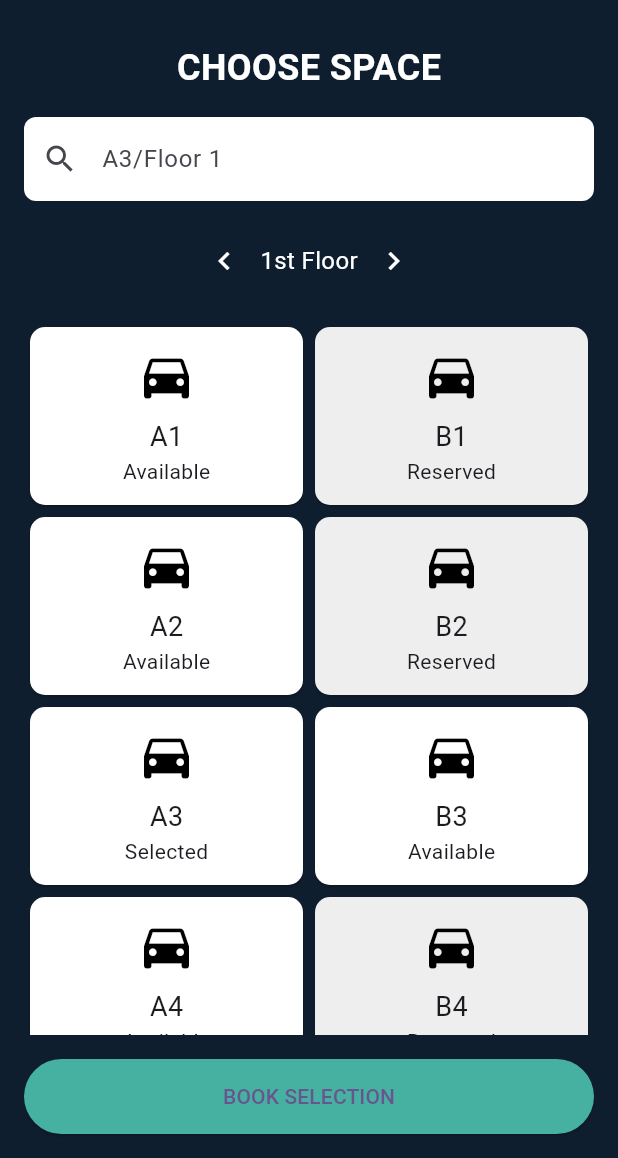
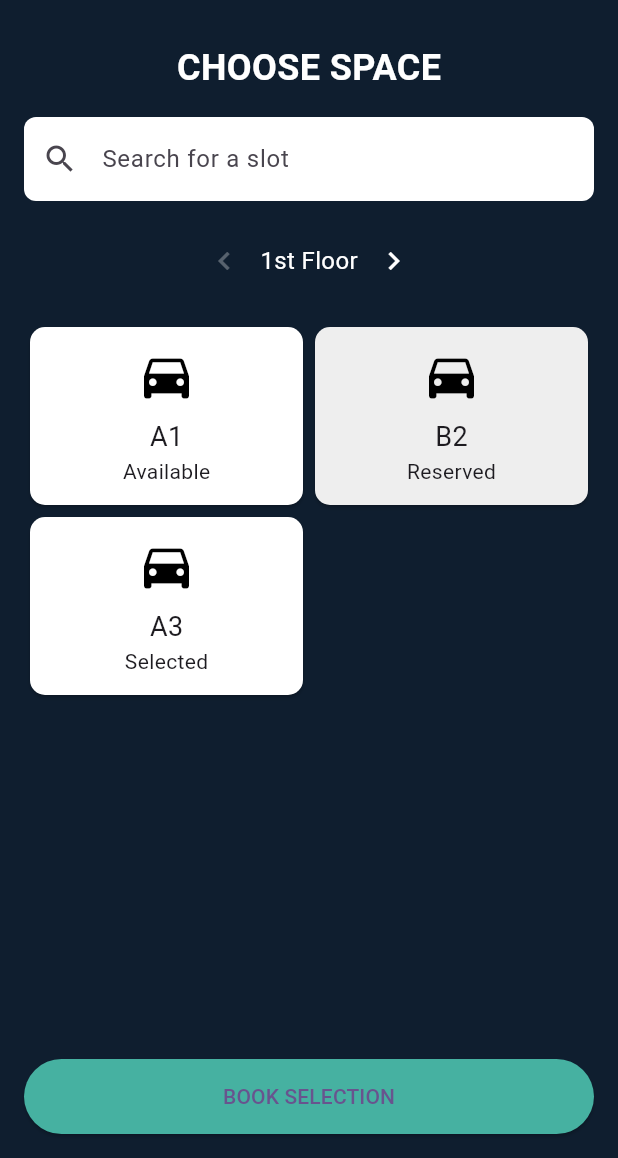
Before and after one commit to HanaATawfik/garage_ezway, a Flutter app: the BookSlotPage screen opened directly, on a phone screen of 412 x 824 dp, the part 78-1236 px from its top. Run offline on Flutter 3.47's test engine with Material 3 defaults, Android fonts, the phone set to English and light mode, and no system bars.

Commit message:
Refactor BookSlotPage to use StatefulWidget and manage floor selection

```diff
--- a/lib/pages/book_slot_page.dart
+++ b/lib/pages/book_slot_page.dart
@@ -1,6 +1,13 @@
 import 'package:flutter/material.dart';
 
-                                              class BookSlotPage extends StatelessWidget {
+                                                            class BookSlotPage extends StatefulWidget {
+                                                              @override
+                                                              _BookSlotPageState createState() => _BookSlotPageState();
+                                                            }
+
+                                                            class _BookSlotPageState extends State<BookSlotPage> {
+                                                              int currentFloor = 1;
+
                                                               @override
                                                               Widget build(BuildContext context) {
                                                                 return Scaffold(
@@ -12,7 +19,16 @@ import 'package:flutter/material.dart';
                                                                         _Header(),
 
                                                                         // Main Content Section
-                                                          Expanded(child: _MainContent()),
+                                                                        Expanded(
+                                                                          child: _MainContent(
+                                                                            currentFloor: currentFloor,
+                                                                            onFloorChanged: (floor) {
+                                                                              setState(() {
+                                                                                currentFloor = floor;
+                                                                              });
+                                                                            },
+                                                                          ),
+                                                                        ),
                                                                       ],
                                                                     ),
                                                                   ),
@@ -92,20 +108,29 @@ import 'package:flutter/material.dart';
                                                             // MAIN CONTENT
                                                             // ----------------------------
                                                             class _MainContent extends StatelessWidget {
-                                                final List<Map<String, dynamic>> spaces = [
+                                                              final int currentFloor;
+                                                              final Function(int) onFloorChanged;
+
+                                                              _MainContent({required this.currentFloor, required this.onFloorChanged});
+
+                                                              // First floor spaces - only 3 slots
+                                                              final List<Map<String, dynamic>> firstFloorSpaces = [
                                                                 {"id": "A1", "status": "Available"},
-                                                  {"id": "B1", "status": "Reserved"},
-                                                  {"id": "A2", "status": "Available"},
                                                                 {"id": "B2", "status": "Reserved"},
                                                                 {"id": "A3", "status": "Selected"},
-                                                  {"id": "B3", "status": "Available"},
-                                                  {"id": "A4", "status": "Available"},
-                                                  {"id": "B4", "status": "Reserved"},
-                                                  {"id": "A5", "status": "Available"},
+                                                              ];
+
+                                                              // Second floor spaces - only 2 slots
+                                                              final List<Map<String, dynamic>> secondFloorSpaces = [
+                                                                {"id": "C1", "status": "Available"},
+                                                                {"id": "D2", "status": "Reserved"},
                                                               ];
 
                                                               @override
                                                               Widget build(BuildContext context) {
+                                                                // Get the spaces for the current floor
+                                                                final spaces = currentFloor == 1 ? firstFloorSpaces : secondFloorSpaces;
+
                                                                 return Padding(
                                                                   padding: const EdgeInsets.all(16.0),
                                                                   child: Column(
@@ -124,7 +149,7 @@ import 'package:flutter/material.dart';
                                                                       // Search bar
                                                                       TextField(
                                                                         decoration: InputDecoration(
-                                                            hintText: "A3/Floor 1",
+                                                                          hintText: "Search for a slot",
                                                                           prefixIcon: Icon(Icons.search),
                                                                           fillColor: Colors.white,
                                                                           filled: true,
@@ -141,16 +166,26 @@ import 'package:flutter/material.dart';
                                                                         mainAxisAlignment: MainAxisAlignment.center,
                                                                         children: [
                                                                           IconButton(
-                                                              onPressed: () {},
-                                                              icon: Icon(Icons.chevron_left, color: Colors.white),
+                                                                            onPressed: currentFloor > 1
+                                                                                ? () => onFloorChanged(currentFloor - 1)
+                                                                                : null,
+                                                                            icon: Icon(
+                                                                              Icons.chevron_left,
+                                                                              color: currentFloor > 1 ? Colors.white : Colors.white.withOpacity(0.3),
+                                                                            ),
                                                                           ),
                                                                           Text(
-                                                              "1st Floor",
+                                                                            "${currentFloor}${currentFloor == 1 ? 'st' : 'nd'} Floor",
                                                                             style: TextStyle(fontSize: 16, color: Colors.white),
                                                                           ),
                                                                           IconButton(
-                                                              onPressed: () {},
-                                                              icon: Icon(Icons.chevron_right, color: Colors.white),
+                                                                            onPressed: currentFloor < 2
+                                                                                ? () => onFloorChanged(currentFloor + 1)
+                                                                                : null,
+                                                                            icon: Icon(
+                                                                              Icons.chevron_right,
+                                                                              color: currentFloor < 2 ? Colors.white : Colors.white.withOpacity(0.3),
+                                                                            ),
                                                                           ),
                                                                         ],
                                                                       ),
```
Lines whose indentation alone changed are shown as unchanged.
